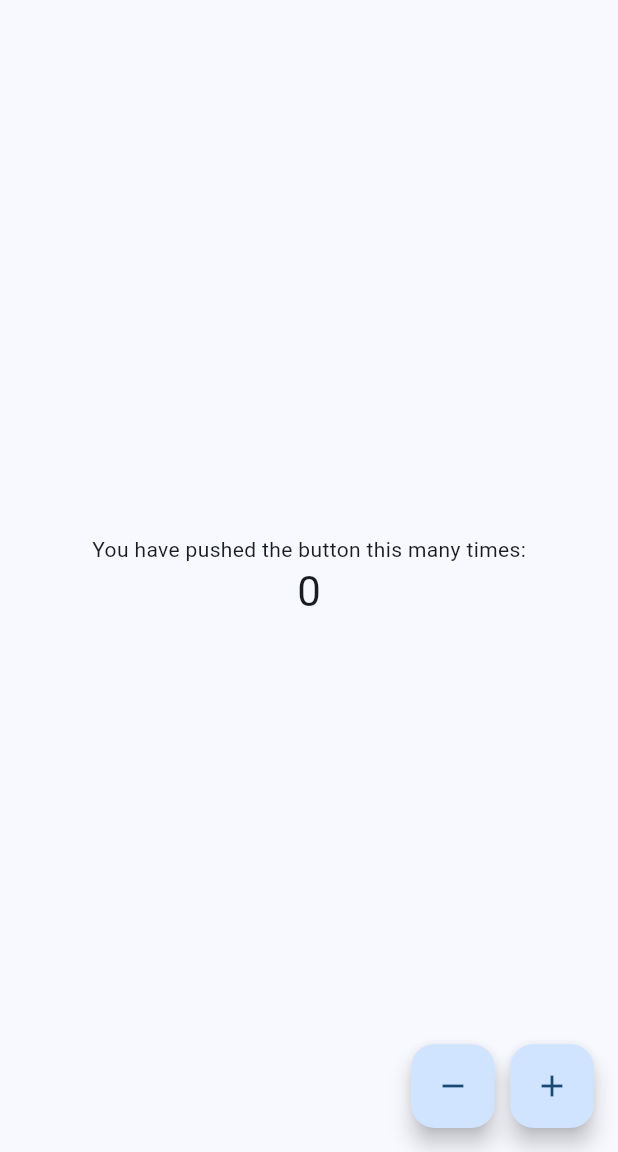
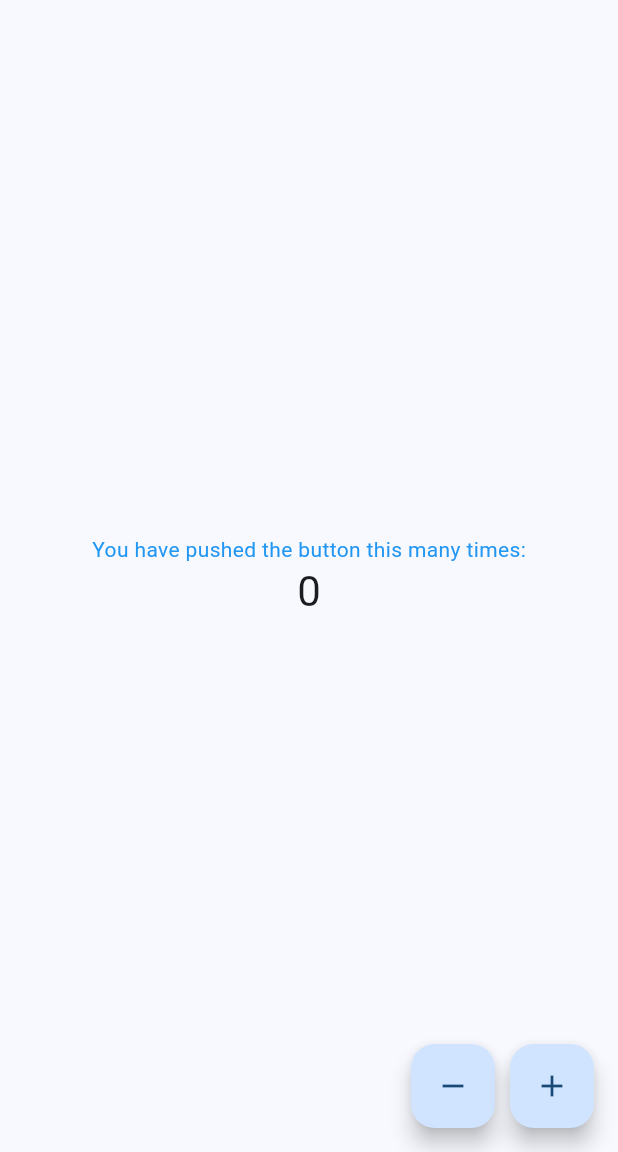
Before and after one commit to Erkebulan-Tolendi/git_works, a Flutter app: the screen it shows after launch, on a phone screen of 412 x 824 dp, the part 84-1236 px from its top. Run offline on Flutter 3.47's test engine with Material 2 defaults, Android fonts, the phone set to English and light mode, and no system bars.

Commit message:
text color chandeg

```diff
--- a/lib/main.dart
+++ b/lib/main.dart
@@ -57,6 +57,7 @@ class _MyHomePageState extends State<MyHomePage> {
           children: <Widget>[
             const Text(
               'You have pushed the button this many times:',
+              style: TextStyle(color: Colors.blue),
             ),
             Text(
               '$_counter',
```
